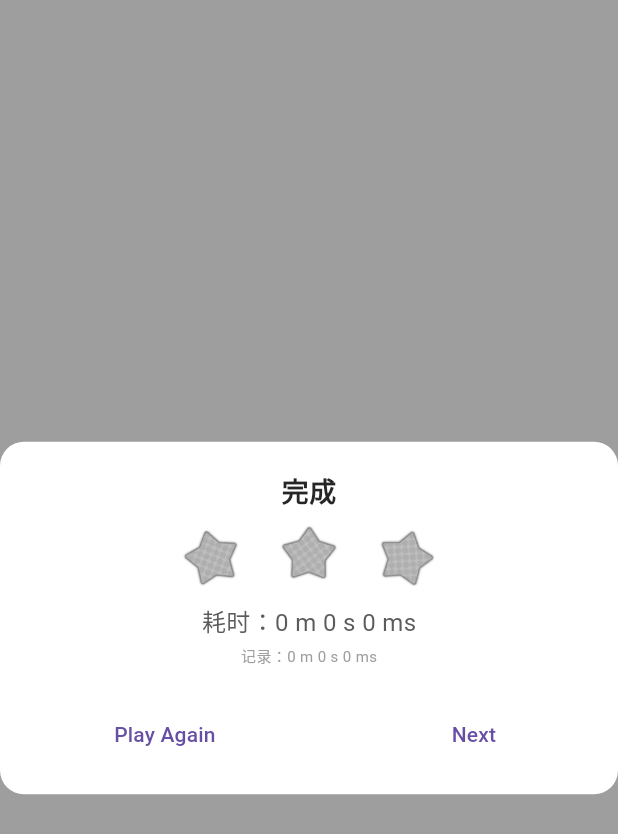
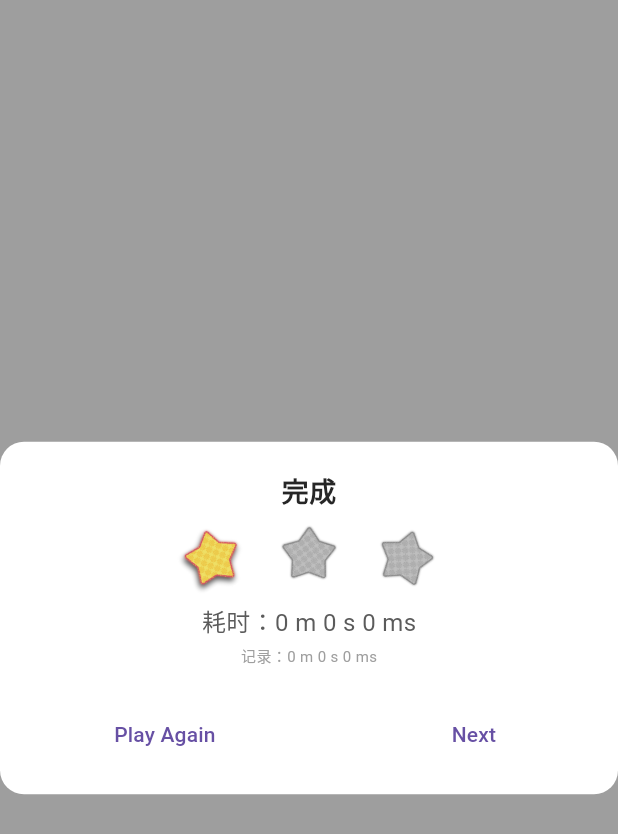
Before and after one commit to Qing-cpu/sliding_puzzle, a Flutter app: the LevelCompletePage screen opened directly with empty values, on a phone screen of 412 x 824 dp. Shown: the top 834 px of the screen. Run offline on Flutter 3.47's test engine with Material 3 defaults, Android fonts, the phone set to English and light mode, and no system bars; our stand-ins replace audioplayers, shared_preferences; accounts and stored records are empty; generated files the repository leaves out were written again.

Commit message:
feat: 通过弹窗 星星动画

```diff
--- a/lib/pages/cus_widget/stars_count.dart
+++ b/lib/pages/cus_widget/star_max_3.dart
@@ -1,7 +1,7 @@
 import 'package:flutter/material.dart';
 
-class StarsCount extends StatelessWidget {
-  const StarsCount(this.hasCount, {super.key, this.maxCount = 3, this.size = 46});
+class StarMax3 extends StatelessWidget {
+  const StarMax3(this.hasCount, {super.key, this.maxCount = 3, this.size = 46});
 
   final int? hasCount;
 
@@ -18,10 +18,10 @@ class StarsCount extends StatelessWidget {
       mainAxisAlignment: MainAxisAlignment.center,
       spacing: 17,
       children: [
-        AnimatedSwitcher(
-          duration: Duration(milliseconds: 300),
-          child: Transform.rotate(
-            angle: 1,
+        Transform.rotate(
+          angle: 1,
+          child: AnimatedSwitcher(
+            duration: Duration(milliseconds: 300),
             child: Image.asset(
               height: size,
               width: size,
@@ -44,10 +44,10 @@ class StarsCount extends StatelessWidget {
           ),
         ),
 
-        AnimatedSwitcher(
-          duration: Duration(milliseconds: 300),
-          child: Transform.rotate(
-            angle: -1,
+        Transform.rotate(
+          angle: -1,
+          child: AnimatedSwitcher(
+            duration: Duration(milliseconds: 300),
             child: Image.asset(
               height: size,
               width: size,
--- /dev/null
+++ b/lib/pages/cus_widget/star_max_3_for_completion.dart
@@ -0,0 +1,106 @@
+import 'package:flutter/material.dart';
+
+class StarMax3ForCompletion extends StatefulWidget {
+  const StarMax3ForCompletion({super.key, required this.starCount,  this.size = 46.0});
+
+  final int starCount;
+  final double size;
+
+  @override
+  State<StarMax3ForCompletion> createState() => _StarMax3ForCompletionState();
+}
+
+class _StarMax3ForCompletionState extends State<StarMax3ForCompletion> {
+  int i = 0;
+
+  @override
+  void initState() {
+    super.initState();
+    _next();
+  }
+
+  void _next() async {
+    await Future.delayed(Duration(milliseconds: 400));
+    setState(() => i += 1);
+    if (i < widget.starCount) {
+      _next();
+    }
+  }
+
+  @override
+  Widget build(BuildContext context) {
+    return Row(
+      crossAxisAlignment: CrossAxisAlignment.center,
+      mainAxisAlignment: MainAxisAlignment.center,
+      spacing: 17,
+      children: [
+        Transform.rotate(
+          angle: 1,
+          child: Image.asset(height: widget.size, width: widget.size, i > 0 ? 'assets/images/star_s.png' : 'assets/images/star_d.png'),
+        ),
+
+        Transform.translate(
+          offset: Offset(0.0, -3.0),
+          child:
+              i > 1
+                  ? TweenAnimationBuilder(
+                    tween: Tween<double>(begin: 0.5, end: 1.0),
+                    duration: Duration(milliseconds: 300),
+                    curve: Curves.easeOutBack,
+                    builder: (BuildContext context, double? value, Widget? child) => Transform.scale(scale: value, child: child!),
+                    child: Image.asset(height: widget.size, width: widget.size, 'assets/images/star_s.png'),
+                  )
+                  : Image.asset(height: widget.size, 'assets/images/star_d.png'),
+        ),
+
+        Transform.rotate(
+          angle: -1,
+          child:
+              i > 2
+                  ? TweenAnimationBuilder(
+                    tween: Tween<double>(begin: 0.5, end: 1.0),
+                    duration: Duration(milliseconds: 500),
+                    curve: Curves.easeInOutBack,
+                    builder: (BuildContext context, double? value, Widget? child) => Transform.scale(scale: value, child: child!),
+                    child: Image.asset(height: widget.size, width: widget.size, 'assets/images/star_s.png'),
+                  )
+                  : Image.asset(height: widget.size, 'assets/images/star_d.png'),
+        ),
+      ],
+    );
+  }
+}
+//
+// void main() {
+//   runApp(MaterialApp(home: HomePage()));
+// }
+//
+// class HomePage extends StatefulWidget {
+//   const HomePage({super.key});
+//
+//   @override
+//   State<HomePage> createState() => _HomePageState();
+// }
+//
+// class _HomePageState extends State<HomePage> {
+//   int count = 3;
+//
+//   @override
+//   Widget build(BuildContext context) {
+//     return Scaffold(
+//       floatingActionButton: FloatingActionButton(onPressed: () => setState(() => count--)),
+//       body: Center(
+//         child: Column(
+//           mainAxisAlignment: MainAxisAlignment.center,
+//           children: [
+//             StarMax3ForCompletion(key: Key('$count'), starCount: count, size: 100),
+//             ElevatedButton(
+//               onPressed: () => setState(() => count++),
+//               child: SizedBox(width: 120, height: 30, child: Center(child: Text('+'))),
+//             ),
+//           ],
+//         ),
+//       ),
+//     );
+//   }
+// }
--- a/lib/pages/normal_mode/level_complete_page.dart
+++ b/lib/pages/normal_mode/level_complete_page.dart
@@ -1,6 +1,7 @@
 import 'package:flutter/material.dart';
+import 'package:sliding_puzzle/pages/cus_widget/star_max_3_for_completion.dart';
 
-import '../cus_widget/stars_count.dart';
+import '../cus_widget/star_max_3.dart';
 
 class LevelCompletePage extends StatelessWidget {
   const LevelCompletePage({
@@ -32,7 +33,7 @@ class LevelCompletePage extends StatelessWidget {
               const SizedBox(height: 20),
               Text('完成', style: TextStyle(fontSize: 18, fontWeight: FontWeight.bold, color: const Color(0xFF262626))),
               const SizedBox(height: 8),
-              StarsCount(starCount),
+              StarMax3ForCompletion(starCount: starCount,),
               const SizedBox(height: 8),
               Text(
                 '耗时：${newDMil ~/ 60000} m ${newDMil ~/ 1000 % 60} s ${newDMil % 1000} ms',
--- a/lib/pages/normal_mode/level_list_page.dart
+++ b/lib/pages/normal_mode/level_list_page.dart
@@ -5,7 +5,7 @@ import 'package:sliding_puzzle/data/levels/level_info.dart';
 import 'package:sliding_puzzle/data/levels/levels.dart';
 
 import '../cus_widget/star_count.dart';
-import '../cus_widget/stars_count.dart';
+import '../cus_widget/star_max_3.dart';
 
 class LevelListPage extends StatelessWidget {
   const LevelListPage({super.key, required this.pageController, });
@@ -86,7 +86,7 @@ class _ItemWidget extends StatelessWidget {
               ,
             ),
           ),
-          StarsCount(data?.starCount, maxCount: levelInfo.starsCount, size: 32),
+          StarMax3(data?.starCount, maxCount: levelInfo.starsCount, size: 32),
           Text('${levelInfo.size}'),
         ],
       ),
--- a/lib/pages/normal_mode/level_select.dart
+++ b/lib/pages/normal_mode/level_select.dart
@@ -6,7 +6,7 @@ import 'package:sliding_puzzle/data/levels/levels.dart';
 import 'package:sliding_puzzle/pages/normal_mode/level_list_page.dart';
 
 import '../cus_widget/star_count.dart';
-import '../cus_widget/stars_count.dart';
+import '../cus_widget/star_max_3.dart';
 import '../cus_widget/start_box.dart';
 import 'game_page.dart';
 
@@ -125,7 +125,7 @@ class _LevelSelectState extends State<LevelSelect> {
           Text('${_index + 1} / ${Levels.levelInfos.length}', style: TextStyle(color: const Color(0xFF7D8285), fontSize: 12)),
           const SizedBox(height: 16),
           // 星星
-          StarsCount(leveData?.starCount),
+          StarMax3(leveData?.starCount),
           const SizedBox(height: 16),
           // 记录
           if (leveData != null)
--- a/lib/pages/normal_mode/time_out_failure_page.dart
+++ b/lib/pages/normal_mode/time_out_failure_page.dart
@@ -1,6 +1,6 @@
 import 'package:flutter/material.dart';
 
-import '../cus_widget/stars_count.dart';
+import '../cus_widget/star_max_3.dart';
 
 class TimeOutFailurePage extends StatelessWidget {
   final VoidCallback retry;
@@ -22,7 +22,7 @@ class TimeOutFailurePage extends StatelessWidget {
               const SizedBox(height: 20),
               Text('You Ran Time Of Out！', style: TextStyle(fontSize: 18, fontWeight: FontWeight.bold, color: const Color(0xFF262626))),
               const SizedBox(height: 8),
-              StarsCount(0),
+              StarMax3(0),
               const SizedBox(height: 8),
               Text(
                 '限时：${maxDMil ~/ 60000} m ${maxDMil ~/ 1000 % 60} s ${maxDMil % 1000} ms',
```
